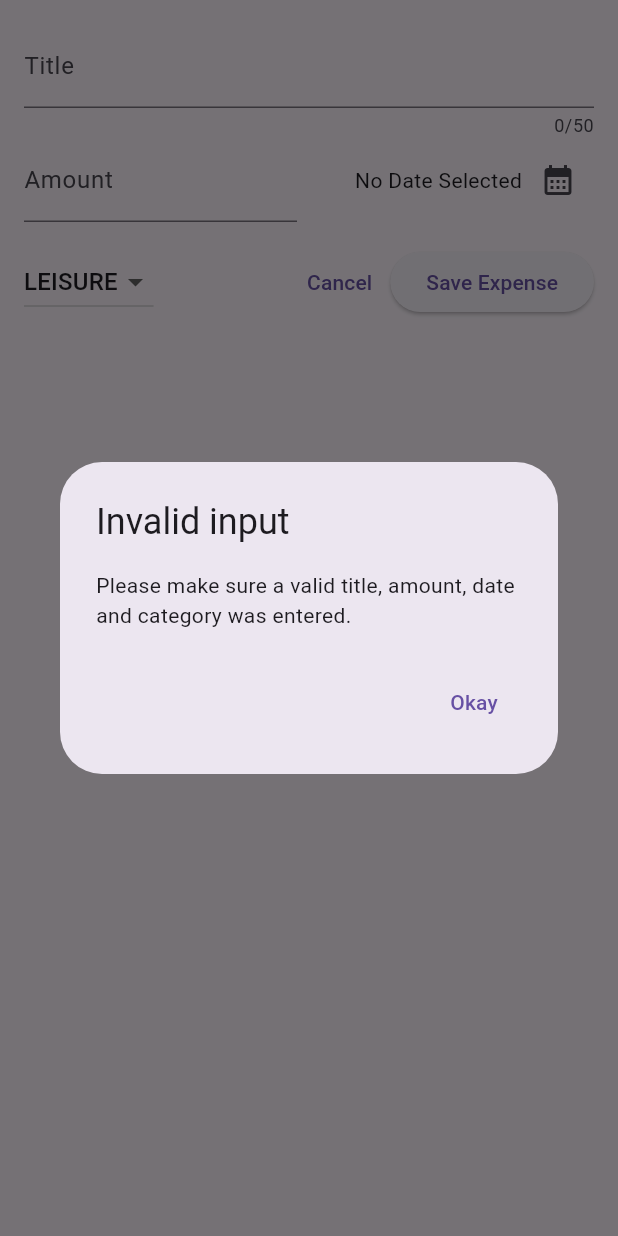
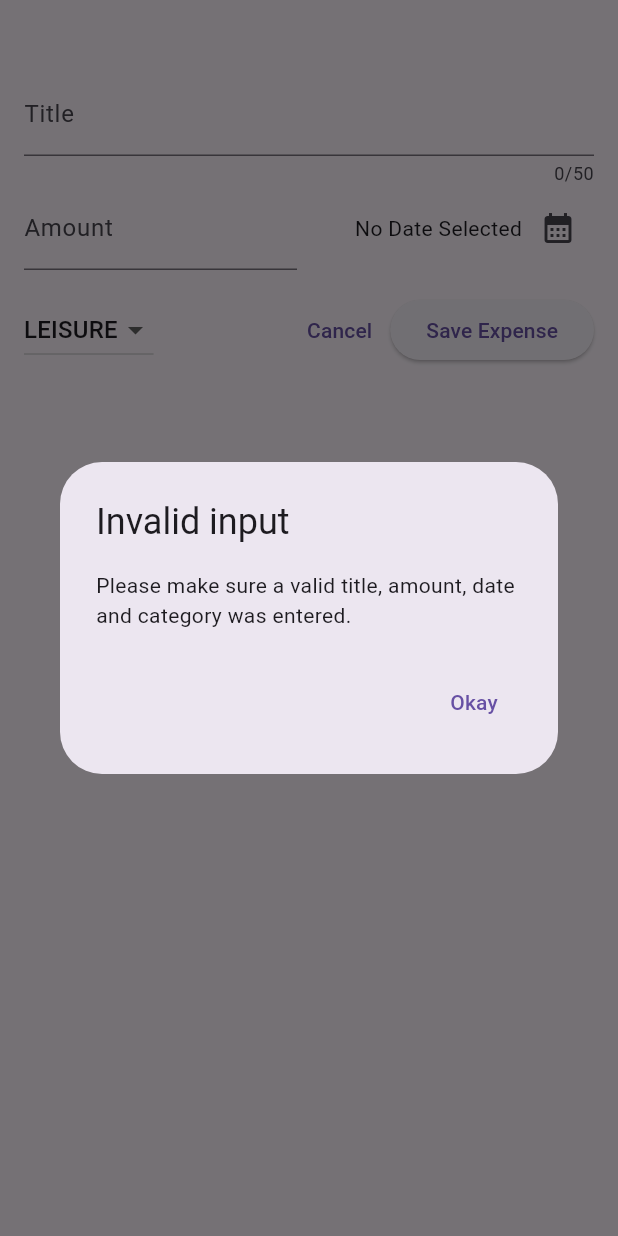
Before and after one commit to ankur-b/expense_tracker, a Flutter app: the NewExpense widget shown alone on an empty page, opened directly with empty values, after a tap on "Save Expense", on a phone screen of 412 x 824 dp. Run offline on Flutter 3.47's test engine with Material 3 defaults, Android fonts, the phone set to English and light mode, and no system bars; missing offline and left inert: dart:ffi.

```diff
--- a/lib/new_expense.dart
+++ b/lib/new_expense.dart
@@ -4,7 +4,7 @@ import 'package:flutter/material.dart';
 import 'package:expense_tracker/Models/expense.dart';
 
 class NewExpense extends StatefulWidget {
-  const NewExpense({required this.onAddExpense , super.key});
+  const NewExpense({required this.onAddExpense, super.key});
   final void Function(Expense expense) onAddExpense;
 
   @override
@@ -29,23 +29,43 @@ class _NewExpenseState extends State<NewExpense> {
       _selectedDate = pickedDate;
     });
   }
-  void _submitExpenseData(){
+
+  void _submitExpenseData() {
     final enteredAmount = double.tryParse(_amountController.text);
-    final amountIsInvalid = enteredAmount == null || enteredAmount <=0;
-    if(_titleController.text.trim().isEmpty || amountIsInvalid || _selectedDate == null){
-      showDialog(context: context, builder: (ctx)=>AlertDialog(
-        title: const Text('Invalid input'),
-        content: const Text('Please make sure a valid title, amount, date and category was entered.'),
-        actions: [
-          TextButton(onPressed: (){
-            Navigator.pop(ctx);
-          }, child: const Text('Okay'))
-        ],
-      ));
+    final amountIsInvalid = enteredAmount == null || enteredAmount <= 0;
+    if (_titleController.text.trim().isEmpty ||
+        amountIsInvalid ||
+        _selectedDate == null) {
+      showDialog(
+        context: context,
+        builder: (ctx) => AlertDialog(
+          title: const Text('Invalid input'),
+          content: const Text(
+            'Please make sure a valid title, amount, date and category was entered.',
+          ),
+          actions: [
+            TextButton(
+              onPressed: () {
+                Navigator.pop(ctx);
+              },
+              child: const Text('Okay'),
+            ),
+          ],
+        ),
+      );
       return;
     }
-    widget.onAddExpense(Expense(title: _titleController.text, amount: enteredAmount, date: _selectedDate!, category: _selectedCategory));
+    widget.onAddExpense(
+      Expense(
+        title: _titleController.text,
+        amount: enteredAmount,
+        date: _selectedDate!,
+        category: _selectedCategory,
+      ),
+    );
+    Navigator.pop(context);
   }
+
   @override
   void dispose() {
     // TODO: implement dispose
@@ -57,7 +77,7 @@ class _NewExpenseState extends State<NewExpense> {
   @override
   Widget build(BuildContext context) {
     return Padding(
-      padding: const EdgeInsets.all(16),
+      padding: const EdgeInsets.fromLTRB(16,48,16,16),
       child: Column(
         children: [
           TextField(
@@ -97,7 +117,7 @@ class _NewExpenseState extends State<NewExpense> {
               ),
             ],
           ),
-          const SizedBox(height: 16,),
+          const SizedBox(height: 16),
           Row(
             children: [
               DropdownButton(
@@ -111,7 +131,7 @@ class _NewExpenseState extends State<NewExpense> {
                     )
                     .toList(),
                 onChanged: (value) {
-                  if(value==null){
+                  if (value == null) {
                     return;
                   }
                   setState(() {
@@ -128,7 +148,7 @@ class _NewExpenseState extends State<NewExpense> {
               ),
               ElevatedButton(
                 onPressed: () {
-                 _submitExpenseData();
+                  _submitExpenseData();
                 },
                 child: const Text('Save Expense'),
               ),
```
Also changed, not shown: lib/expenses.dart (+8 -1 lines), lib/expenses_list.dart (+9 -2 lines).
